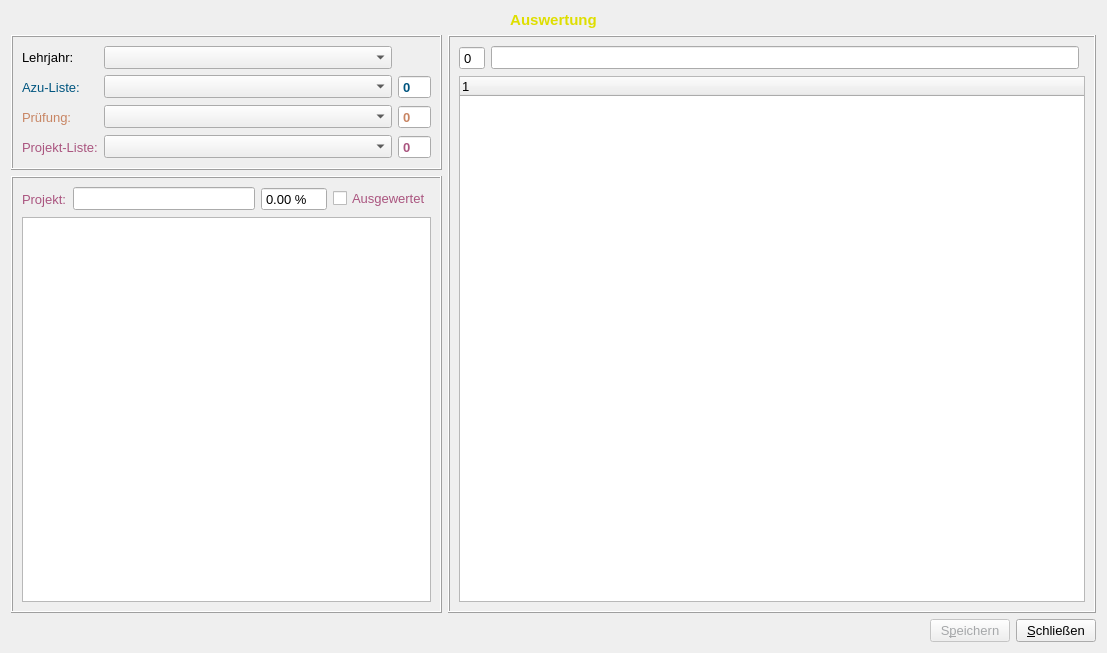
First picture: the form in formevaluation.ui, repository fasa1964/fshkkap, before the edit.
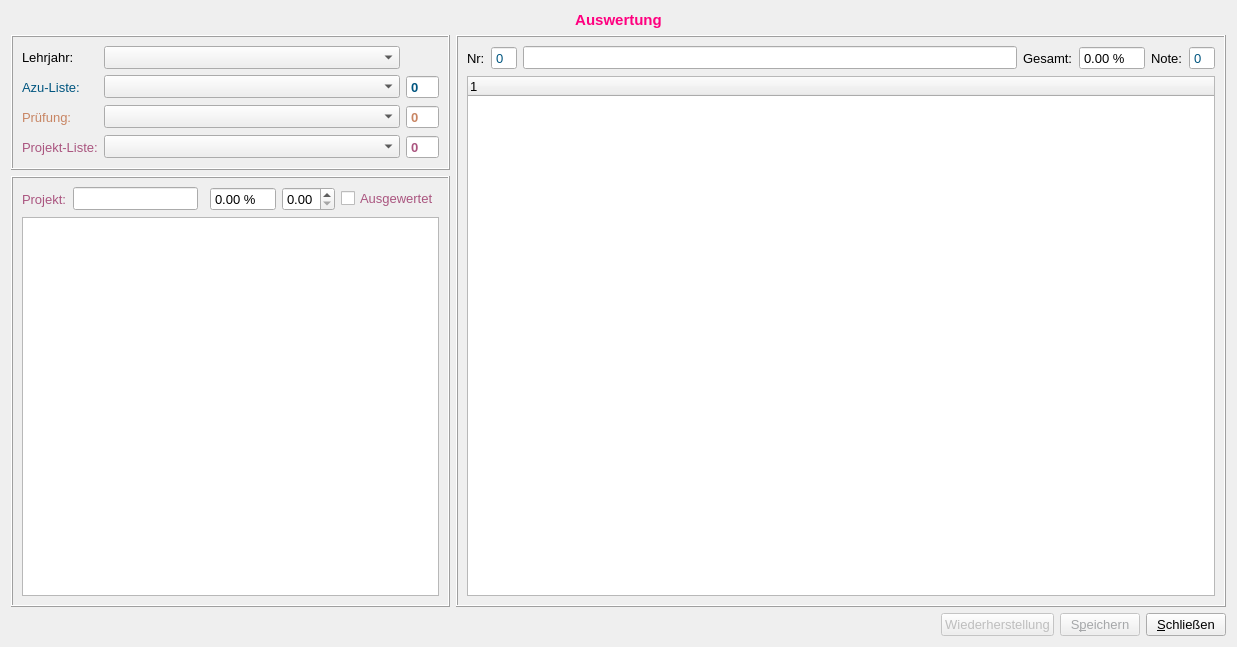
Second picture: the form after the edit.

Diff of the .ui file:
```diff
--- a/formevaluation.ui
+++ b/formevaluation.ui
@@ -6,8 +6,8 @@
    <rect>
     <x>0</x>
     <y>0</y>
-    <width>1107</width>
-    <height>653</height>
+    <width>1237</width>
+    <height>647</height>
    </rect>
   </property>
   <property name="font">
@@ -34,13 +34,6 @@
       <enum>QFrame::Raised</enum>
      </property>
      <layout class="QGridLayout" name="gridLayout_3">
-      <item row="0" column="1">
-       <widget class="QLineEdit" name="projektNameEdit">
-        <property name="readOnly">
-         <bool>true</bool>
-        </property>
-       </widget>
-      </item>
       <item row="0" column="0">
        <widget class="QLabel" name="label_2">
         <property name="palette">
@@ -85,7 +78,58 @@
         </property>
        </widget>
       </item>
-      <item row="0" column="2">
+      <item row="0" column="5">
+       <widget class="QCheckBox" name="evaluatedCheckBox">
+        <property name="palette">
+         <palette>
+          <active>
+           <colorrole role="WindowText">
+            <brush brushstyle="SolidPattern">
+             <color alpha="255">
+              <red>170</red>
+              <green>85</green>
+              <blue>127</blue>
+             </color>
+            </brush>
+           </colorrole>
+          </active>
+          <inactive>
+           <colorrole role="WindowText">
+            <brush brushstyle="SolidPattern">
+             <color alpha="255">
+              <red>170</red>
+              <green>85</green>
+              <blue>127</blue>
+             </color>
+            </brush>
+           </colorrole>
+          </inactive>
+          <disabled>
+           <colorrole role="WindowText">
+            <brush brushstyle="SolidPattern">
+             <color alpha="255">
+              <red>120</red>
+              <green>120</green>
+              <blue>120</blue>
+             </color>
+            </brush>
+           </colorrole>
+          </disabled>
+         </palette>
+        </property>
+        <property name="text">
+         <string>Ausgewertet</string>
+        </property>
+       </widget>
+      </item>
+      <item row="0" column="1">
+       <widget class="QLineEdit" name="projektNameEdit">
+        <property name="readOnly">
+         <bool>true</bool>
+        </property>
+       </widget>
+      </item>
+      <item row="0" column="3">
        <widget class="QDoubleSpinBox" name="percentBox">
         <property name="frame">
          <bool>true</bool>
@@ -107,52 +151,18 @@
         </property>
        </widget>
       </item>
-      <item row="0" column="3">
-       <widget class="QCheckBox" name="evaluatedCheckBox">
-        <property name="palette">
-         <palette>
-          <active>
-           <colorrole role="WindowText">
-            <brush brushstyle="SolidPattern">
-             <color alpha="255">
-              <red>170</red>
-              <green>85</green>
-              <blue>127</blue>
-             </color>
-            </brush>
-           </colorrole>
-          </active>
-          <inactive>
-           <colorrole role="WindowText">
-            <brush brushstyle="SolidPattern">
-             <color alpha="255">
-              <red>170</red>
-              <green>85</green>
-              <blue>127</blue>
-             </color>
-            </brush>
-           </colorrole>
-          </inactive>
-          <disabled>
-           <colorrole role="WindowText">
-            <brush brushstyle="SolidPattern">
-             <color alpha="255">
-              <red>120</red>
-              <green>120</green>
-              <blue>120</blue>
-             </color>
-            </brush>
-           </colorrole>
-          </disabled>
-         </palette>
-        </property>
-        <property name="text">
-         <string>Ausgewertet</string>
-        </property>
-       </widget>
+      <item row="1" column="0" colspan="6">
+       <widget class="QTableWidget" name="questionTableWidget"/>
       </item>
-      <item row="1" column="0" colspan="4">
-       <widget class="QTableWidget" name="fragenTableWidget"/>
+      <item row="0" column="4">
+       <widget class="QDoubleSpinBox" name="factorBox">
+        <property name="maximum">
+         <double>1.000000000000000</double>
+        </property>
+        <property name="singleStep">
+         <double>0.100000000000000</double>
+        </property>
+       </widget>
       </item>
      </layout>
     </widget>
@@ -185,6 +195,16 @@
    </item>
    <item row="3" column="4">
     <layout class="QHBoxLayout" name="horizontalLayout">
+     <item>
+      <widget class="QPushButton" name="recoverButton">
+       <property name="enabled">
+        <bool>false</bool>
+       </property>
+       <property name="text">
+        <string>Wiederherstellung</string>
+       </property>
+      </widget>
+     </item>
      <item>
       <widget class="QPushButton" name="saveButton">
        <property name="enabled">
@@ -643,7 +663,249 @@
       <enum>QFrame::Raised</enum>
      </property>
      <layout class="QGridLayout" name="gridLayout_2">
-      <item row="1" column="0" colspan="3">
+      <item row="0" column="2">
+       <widget class="QLineEdit" name="azuNameEdit">
+        <property name="palette">
+         <palette>
+          <active>
+           <colorrole role="WindowText">
+            <brush brushstyle="SolidPattern">
+             <color alpha="255">
+              <red>0</red>
+              <green>85</green>
+              <blue>127</blue>
+             </color>
+            </brush>
+           </colorrole>
+           <colorrole role="Text">
+            <brush brushstyle="SolidPattern">
+             <color alpha="255">
+              <red>0</red>
+              <green>85</green>
+              <blue>127</blue>
+             </color>
+            </brush>
+           </colorrole>
+          </active>
+          <inactive>
+           <colorrole role="WindowText">
+            <brush brushstyle="SolidPattern">
+             <color alpha="255">
+              <red>0</red>
+              <green>85</green>
+              <blue>127</blue>
+             </color>
+            </brush>
+           </colorrole>
+           <colorrole role="Text">
+            <brush brushstyle="SolidPattern">
+             <color alpha="255">
+              <red>0</red>
+              <green>85</green>
+              <blue>127</blue>
+             </color>
+            </brush>
+           </colorrole>
+          </inactive>
+          <disabled>
+           <colorrole role="WindowText">
+            <brush brushstyle="SolidPattern">
+             <color alpha="255">
+              <red>120</red>
+              <green>120</green>
+              <blue>120</blue>
+             </color>
+            </brush>
+           </colorrole>
+           <colorrole role="Text">
+            <brush brushstyle="SolidPattern">
+             <color alpha="255">
+              <red>120</red>
+              <green>120</green>
+              <blue>120</blue>
+             </color>
+            </brush>
+           </colorrole>
+          </disabled>
+         </palette>
+        </property>
+        <property name="font">
+         <font>
+          <weight>75</weight>
+          <bold>true</bold>
+         </font>
+        </property>
+        <property name="readOnly">
+         <bool>true</bool>
+        </property>
+       </widget>
+      </item>
+      <item row="0" column="1">
+       <widget class="QSpinBox" name="nrBox">
+        <property name="palette">
+         <palette>
+          <active>
+           <colorrole role="WindowText">
+            <brush brushstyle="SolidPattern">
+             <color alpha="255">
+              <red>0</red>
+              <green>85</green>
+              <blue>127</blue>
+             </color>
+            </brush>
+           </colorrole>
+           <colorrole role="Text">
+            <brush brushstyle="SolidPattern">
+             <color alpha="255">
+              <red>0</red>
+              <green>85</green>
+              <blue>127</blue>
+             </color>
+            </brush>
+           </colorrole>
+          </active>
+          <inactive>
+           <colorrole role="WindowText">
+            <brush brushstyle="SolidPattern">
+             <color alpha="255">
+              <red>0</red>
+              <green>85</green>
+              <blue>127</blue>
+             </color>
+            </brush>
+           </colorrole>
+           <colorrole role="Text">
+            <brush brushstyle="SolidPattern">
+             <color alpha="255">
+              <red>0</red>
+              <green>85</green>
+              <blue>127</blue>
+             </color>
+            </brush>
+           </colorrole>
+          </inactive>
+          <disabled>
+           <colorrole role="WindowText">
+            <brush brushstyle="SolidPattern">
+             <color alpha="255">
+              <red>120</red>
+              <green>120</green>
+              <blue>120</blue>
+             </color>
+            </brush>
+           </colorrole>
+           <colorrole role="Text">
+            <brush brushstyle="SolidPattern">
+             <color alpha="255">
+              <red>120</red>
+              <green>120</green>
+              <blue>120</blue>
+             </color>
+            </brush>
+           </colorrole>
+          </disabled>
+         </palette>
+        </property>
+        <property name="readOnly">
+         <bool>true</bool>
+        </property>
+        <property name="buttonSymbols">
+         <enum>QAbstractSpinBox::NoButtons</enum>
+        </property>
+       </widget>
+      </item>
+      <item row="0" column="0">
+       <widget class="QLabel" name="label_7">
+        <property name="text">
+         <string>Nr:</string>
+        </property>
+       </widget>
+      </item>
+      <item row="0" column="4">
+       <widget class="QDoubleSpinBox" name="totalPercentBox">
+        <property name="font">
+         <font>
+          <pointsize>10</pointsize>
+          <weight>50</weight>
+          <bold>false</bold>
+         </font>
+        </property>
+        <property name="readOnly">
+         <bool>true</bool>
+        </property>
+        <property name="buttonSymbols">
+         <enum>QAbstractSpinBox::NoButtons</enum>
+        </property>
+        <property name="suffix">
+         <string> %</string>
+        </property>
+        <property name="maximum">
+         <double>100.000000000000000</double>
+        </property>
+       </widget>
+      </item>
+      <item row="0" column="5">
+       <widget class="QLabel" name="label_9">
+        <property name="text">
+         <string>Note:</string>
+        </property>
+       </widget>
+      </item>
+      <item row="0" column="3">
+       <widget class="QLabel" name="label_8">
+        <property name="text">
+         <string>Gesamt:</string>
+        </property>
+       </widget>
+      </item>
+      <item row="0" column="6">
+       <widget class="QSpinBox" name="gradeBox">
+        <property name="palette">
+         <palette>
+          <active>
+           <colorrole role="Text">
+            <brush brushstyle="SolidPattern">
+             <color alpha="255">
+              <red>0</red>
+              <green>85</green>
+              <blue>127</blue>
+             </color>
+            </brush>
+           </colorrole>
+          </active>
+          <inactive>
+           <colorrole role="Text">
+            <brush brushstyle="SolidPattern">
+             <color alpha="255">
+              <red>0</red>
+              <green>85</green>
+              <blue>127</blue>
+             </color>
+            </brush>
+           </colorrole>
+          </inactive>
+          <disabled>
+           <colorrole role="Text">
+            <brush brushstyle="SolidPattern">
+             <color alpha="255">
+              <red>120</red>
+              <green>120</green>
+              <blue>120</blue>
+             </color>
+            </brush>
+           </colorrole>
+          </disabled>
+         </palette>
+        </property>
+        <property name="readOnly">
+         <bool>true</bool>
+        </property>
+        <property name="buttonSymbols">
+         <enum>QAbstractSpinBox::NoButtons</enum>
+        </property>
+       </widget>
+      </item>
+      <item row="1" column="0" colspan="7">
        <widget class="QTreeWidget" name="resultTreeWidget">
         <property name="sizePolicy">
          <sizepolicy hsizetype="Preferred" vsizetype="Expanding">
@@ -663,130 +925,6 @@
         </column>
        </widget>
       </item>
-      <item row="0" column="1">
-       <widget class="QLineEdit" name="azuNameEdit">
-        <property name="palette">
-         <palette>
-          <active>
-           <colorrole role="WindowText">
-            <brush brushstyle="SolidPattern">
-             <color alpha="255">
-              <red>0</red>
-              <green>85</green>
-              <blue>127</blue>
-             </color>
-            </brush>
-           </colorrole>
-           <colorrole role="Text">
-            <brush brushstyle="SolidPattern">
-             <color alpha="255">
-              <red>0</red>
-              <green>85</green>
-              <blue>127</blue>
-             </color>
-            </brush>
-           </colorrole>
-          </active>
-          <inactive>
-           <colorrole role="WindowText">
-            <brush brushstyle="SolidPattern">
-             <color alpha="255">
-              <red>0</red>
-              <green>85</green>
-              <blue>127</blue>
-             </color>
-            </brush>
-           </colorrole>
-           <colorrole role="Text">
-            <brush brushstyle="SolidPattern">
-             <color alpha="255">
-              <red>0</red>
-              <green>85</green>
-              <blue>127</blue>
-             </color>
-            </brush>
-           </colorrole>
-          </inactive>
-          <disabled>
-           <colorrole role="WindowText">
-            <brush brushstyle="SolidPattern">
-             <color alpha="255">
-              <red>120</red>
-              <green>120</green>
-              <blue>120</blue>
-             </color>
-            </brush>
-           </colorrole>
-           <colorrole role="Text">
-            <brush brushstyle="SolidPattern">
-             <color alpha="255">
-              <red>120</red>
-              <green>120</green>
-              <blue>120</blue>
-             </color>
-            </brush>
-           </colorrole>
-          </disabled>
-         </palette>
-        </property>
-        <property name="font">
-         <font>
-          <weight>75</weight>
-          <bold>true</bold>
-         </font>
-        </property>
-        <property name="readOnly">
-         <bool>true</bool>
-        </property>
-       </widget>
-      </item>
-      <item row="0" column="0">
-       <widget class="QSpinBox" name="nrBox">
-        <property name="palette">
-         <palette>
-          <active>
-           <colorrole role="WindowText">
-            <brush brushstyle="SolidPattern">
-             <color alpha="255">
-              <red>0</red>
-              <green>85</green>
-              <blue>127</blue>
-             </color>
-            </brush>
-           </colorrole>
-          </active>
-          <inactive>
-           <colorrole role="WindowText">
-            <brush brushstyle="SolidPattern">
-             <color alpha="255">
-              <red>0</red>
-              <green>85</green>
-              <blue>127</blue>
-             </color>
-            </brush>
-           </colorrole>
-          </inactive>
-          <disabled>
-           <colorrole role="WindowText">
-            <brush brushstyle="SolidPattern">
-             <color alpha="255">
-              <red>120</red>
-              <green>120</green>
-              <blue>120</blue>
-             </color>
-            </brush>
-           </colorrole>
-          </disabled>
-         </palette>
-        </property>
-        <property name="readOnly">
-         <bool>true</bool>
-        </property>
-        <property name="buttonSymbols">
-         <enum>QAbstractSpinBox::NoButtons</enum>
-        </property>
-       </widget>
-      </item>
      </layout>
     </widget>
    </item>
@@ -798,9 +936,9 @@
         <colorrole role="WindowText">
          <brush brushstyle="SolidPattern">
           <color alpha="255">
-           <red>222</red>
-           <green>222</green>
-           <blue>0</blue>
+           <red>255</red>
+           <green>0</green>
+           <blue>127</blue>
           </color>
          </brush>
         </colorrole>
@@ -809,9 +947,9 @@
         <colorrole role="WindowText">
          <brush brushstyle="SolidPattern">
           <color alpha="255">
-           <red>222</red>
-           <green>222</green>
-           <blue>0</blue>
+           <red>255</red>
+           <green>0</green>
+           <blue>127</blue>
           </color>
          </brush>
         </colorrole>
```
